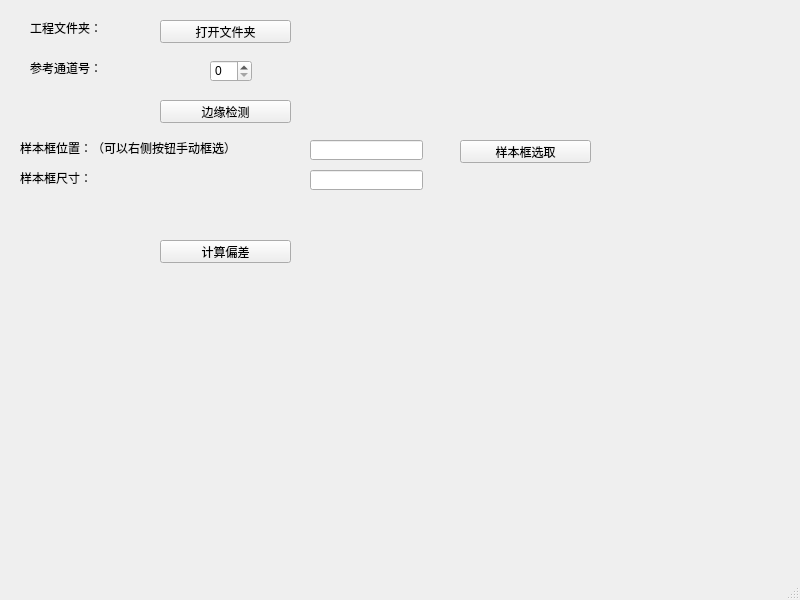
The window that auto_templatematching.ui (TomoyoNatsume/MultispecProcess) describes before a commit, drawn with Qt 5.
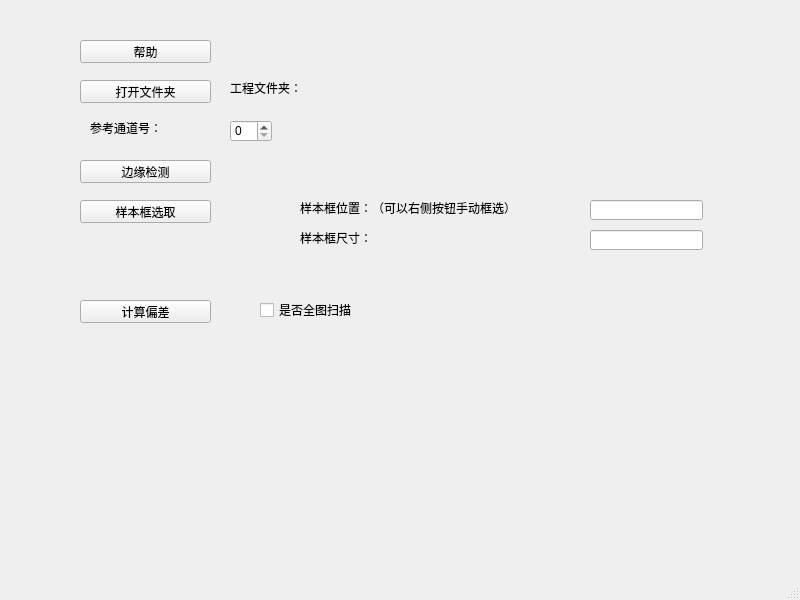
The same window after the commit.

```diff
--- a/auto_templatematching.ui
+++ b/auto_templatematching.ui
@@ -17,8 +17,8 @@
    <widget class="QLabel" name="label">
     <property name="geometry">
      <rect>
-      <x>30</x>
-      <y>20</y>
+      <x>230</x>
+      <y>80</y>
       <width>101</width>
       <height>16</height>
      </rect>
@@ -30,8 +30,8 @@
    <widget class="QPushButton" name="button_openFolder">
     <property name="geometry">
      <rect>
-      <x>160</x>
-      <y>20</y>
+      <x>80</x>
+      <y>80</y>
       <width>131</width>
       <height>23</height>
      </rect>
@@ -43,8 +43,8 @@
    <widget class="QPushButton" name="button_canny">
     <property name="geometry">
      <rect>
-      <x>160</x>
-      <y>100</y>
+      <x>80</x>
+      <y>160</y>
       <width>131</width>
       <height>23</height>
      </rect>
@@ -56,8 +56,8 @@
    <widget class="QSpinBox" name="spinBox">
     <property name="geometry">
      <rect>
-      <x>210</x>
-      <y>60</y>
+      <x>230</x>
+      <y>120</y>
       <width>42</width>
       <height>22</height>
      </rect>
@@ -66,8 +66,8 @@
    <widget class="QLabel" name="label_2">
     <property name="geometry">
      <rect>
-      <x>30</x>
-      <y>60</y>
+      <x>90</x>
+      <y>120</y>
       <width>101</width>
       <height>16</height>
      </rect>
@@ -79,8 +79,8 @@
    <widget class="QPushButton" name="button_calDif">
     <property name="geometry">
      <rect>
-      <x>160</x>
-      <y>240</y>
+      <x>80</x>
+      <y>300</y>
       <width>131</width>
       <height>23</height>
      </rect>
@@ -92,8 +92,8 @@
    <widget class="QPushButton" name="button_cutout">
     <property name="geometry">
      <rect>
-      <x>460</x>
-      <y>140</y>
+      <x>80</x>
+      <y>200</y>
       <width>131</width>
       <height>23</height>
      </rect>
@@ -105,8 +105,8 @@
    <widget class="QLabel" name="label_3">
     <property name="geometry">
      <rect>
-      <x>20</x>
-      <y>140</y>
+      <x>300</x>
+      <y>200</y>
       <width>221</width>
       <height>16</height>
      </rect>
@@ -118,8 +118,8 @@
    <widget class="QLabel" name="label_4">
     <property name="geometry">
      <rect>
-      <x>20</x>
-      <y>170</y>
+      <x>300</x>
+      <y>230</y>
       <width>221</width>
       <height>16</height>
      </rect>
@@ -131,8 +131,8 @@
    <widget class="QLineEdit" name="lineEdit_refPos">
     <property name="geometry">
      <rect>
-      <x>310</x>
-      <y>140</y>
+      <x>590</x>
+      <y>200</y>
       <width>113</width>
       <height>20</height>
      </rect>
@@ -141,8 +141,8 @@
    <widget class="QLineEdit" name="lineEdit_refSize">
     <property name="geometry">
      <rect>
-      <x>310</x>
-      <y>170</y>
+      <x>590</x>
+      <y>230</y>
       <width>113</width>
       <height>20</height>
      </rect>
@@ -151,8 +151,8 @@
    <widget class="QLabel" name="label_opened_folder">
     <property name="geometry">
      <rect>
-      <x>330</x>
-      <y>20</y>
+      <x>320</x>
+      <y>80</y>
       <width>351</width>
       <height>16</height>
      </rect>
@@ -161,6 +161,32 @@
      <string/>
     </property>
    </widget>
+   <widget class="QCheckBox" name="checkBox_Overallscan">
+    <property name="geometry">
+     <rect>
+      <x>260</x>
+      <y>300</y>
+      <width>161</width>
+      <height>20</height>
+     </rect>
+    </property>
+    <property name="text">
+     <string>是否全图扫描</string>
+    </property>
+   </widget>
+   <widget class="QPushButton" name="button_help">
+    <property name="geometry">
+     <rect>
+      <x>80</x>
+      <y>40</y>
+      <width>131</width>
+      <height>23</height>
+     </rect>
+    </property>
+    <property name="text">
+     <string>帮助</string>
+    </property>
+   </widget>
   </widget>
   <widget class="QMenuBar" name="menubar">
    <property name="geometry">
```
